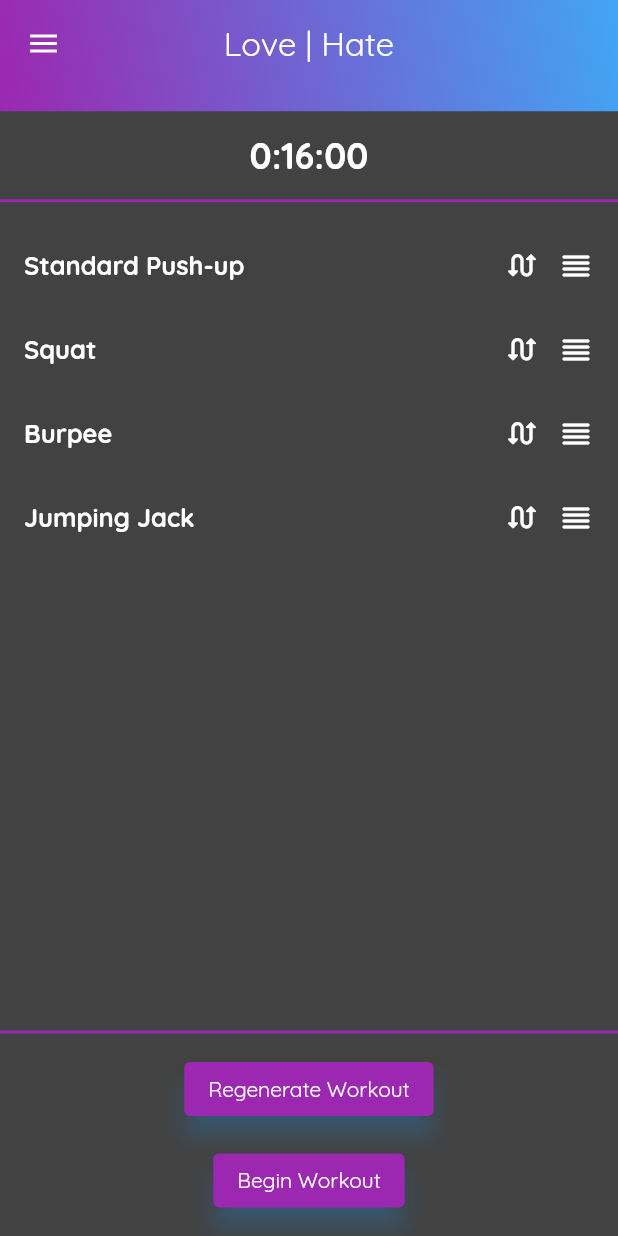
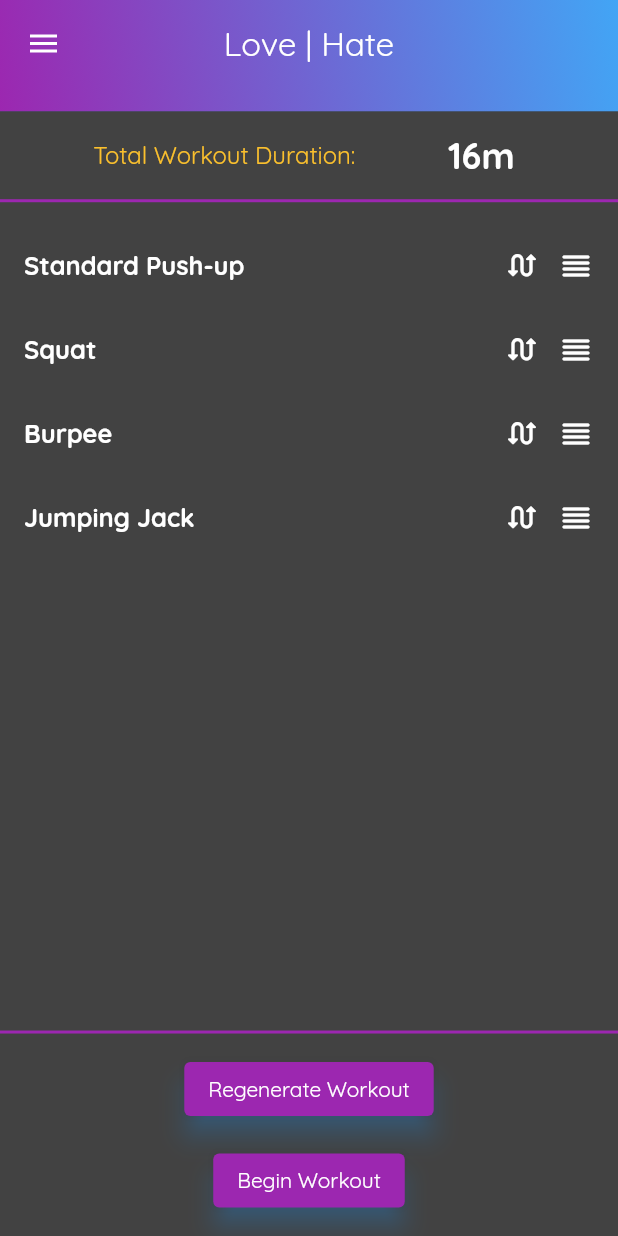
Before and after one commit to mr-scott-jordan/workout-app, a Flutter app: the BulletinBoardPage screen opened by its route, on a phone screen of 412 x 824 dp. Run offline on Flutter 3.47's test engine with Material 2 defaults, Android fonts, the phone set to English and light mode, and no system bars; our stand-ins replace bloc, circular_countdown_timer, cloud_firestore, dartz, data_connection_checker, equatable and 5 more; accounts and stored records are empty.

Commit message:
changed how total duration is displayed

```diff
--- a/lib/features/high_intensity_interval/presentation/pages/bulletin_board_page.dart
+++ b/lib/features/high_intensity_interval/presentation/pages/bulletin_board_page.dart
@@ -1,5 +1,6 @@
 import 'package:flutter/material.dart';
 import 'package:flutter_bloc/flutter_bloc.dart';
+import 'package:workout_app/features/high_intensity_interval/data/assets/print_duration_asset.dart';
 
 import '../../../../core/authentication/bloc/user_bloc.dart';
 import '../bloc/workout_bloc.dart';
@@ -39,14 +40,24 @@ class BulletinBoardPage extends StatelessWidget {
                     child: Column(
                       mainAxisAlignment: MainAxisAlignment.spaceEvenly,
                       children: [
+                        Row(
+                          mainAxisAlignment: MainAxisAlignment.spaceEvenly,
+                          children: [
                             Text(
-                            (state.workout.totalDuration
-                                .toString()
-                                .split('.')[0]),
+                              'Total Workout Duration:',
+                              style: TextStyle(
+                                fontSize: 16,
+                                color: Color(0xfffbc02d),
+                              ),
+                            ),
+                            Text(
+                              ('${printDuration(state.workout.totalDuration)}'),
                               style: TextStyle(
                                 fontSize: 24,
                                 fontWeight: FontWeight.bold,
                               ),
+                            ),
+                          ],
                         ),
                         Container(
                           height: 2.0,
@@ -54,7 +65,8 @@ class BulletinBoardPage extends StatelessWidget {
                           color: Colors.purple,
                         ),
                       ],
-                      )),
+                    ),
+                  ),
                   Expanded(
                     flex: 7,
                     child: ReorderableListView.builder(
```
Lines whose indentation alone changed are shown as unchanged.
